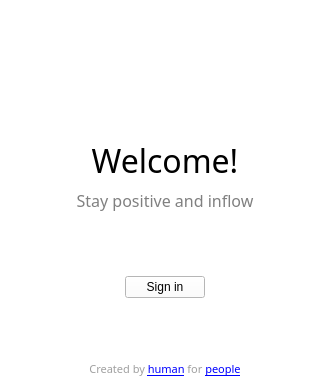
Before: the Qt Designer form mainwindow.ui in Amixp/flow, drawn with Qt 5.
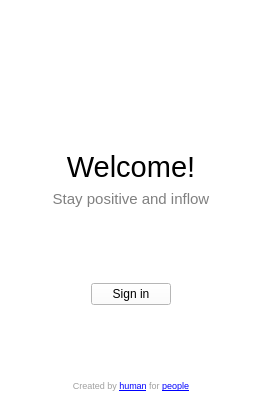
After: the same form once the commit is applied. Icons and pictures are not drawn.

Commit message: Added suggested and popular, interface polishing

Patch:
```diff
--- a/mainwindow.ui
+++ b/mainwindow.ui
@@ -6,8 +6,8 @@
    <rect>
     <x>0</x>
     <y>0</y>
-    <width>330</width>
-    <height>388</height>
+    <width>262</width>
+    <height>402</height>
    </rect>
   </property>
   <property name="windowTitle">
@@ -97,10 +97,7 @@
      <widget class="QLabel" name="label">
       <property name="font">
        <font>
-        <family>Ubuntu Mono</family>
-        <pointsize>24</pointsize>
-        <weight>50</weight>
-        <bold>false</bold>
+        <pointsize>22</pointsize>
        </font>
       </property>
       <property name="text">
@@ -115,8 +112,7 @@
      <widget class="QLabel" name="label_2">
       <property name="font">
        <font>
-        <family>Ubuntu Mono</family>
-        <pointsize>12</pointsize>
+        <pointsize>11</pointsize>
        </font>
       </property>
       <property name="styleSheet">
@@ -197,8 +193,7 @@
      <widget class="QLabel" name="label_4">
       <property name="font">
        <font>
-        <family>Ubuntu Mono</family>
-        <pointsize>8</pointsize>
+        <pointsize>7</pointsize>
        </font>
       </property>
       <property name="styleSheet">
```
The commit also changes 5 other files.
